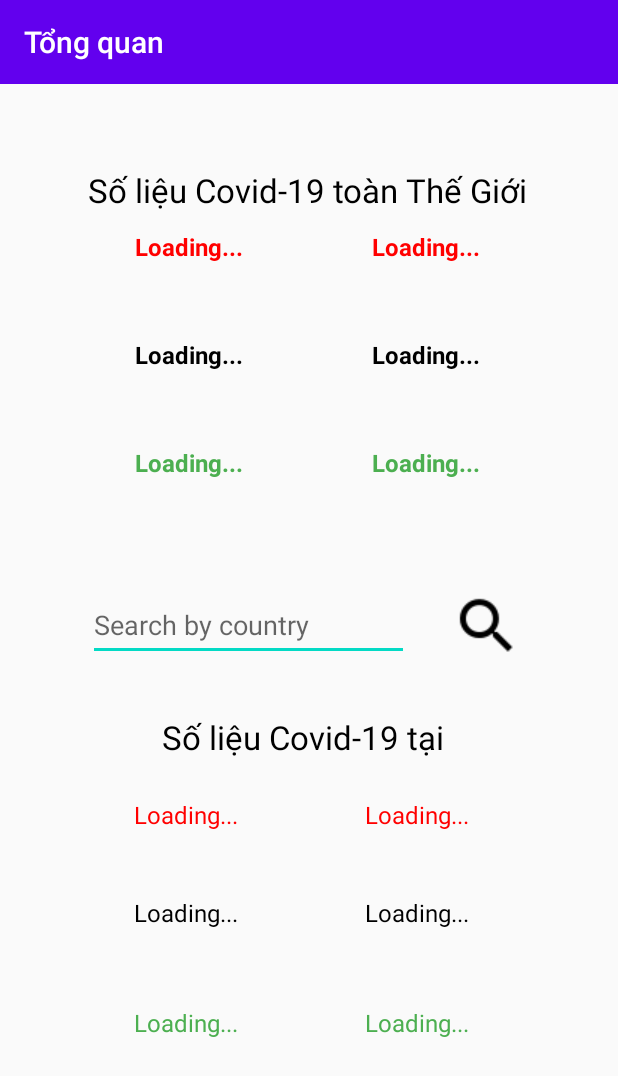
After one commit to Zedination/Android_Covid19, an Android app: the GlobalActivity screen opened directly, with no data from a screen before it, on a phone screen of 412 x 824 dp. The commit adds this screen. Shown: the top 1076 px of the screen. Run offline under Robolectric (Android 15) with nearby library versions, the phone set to English and light mode, and no system bars.

Commit message:
update some code

```diff
--- a/app/build.gradle
+++ b/app/build.gradle
@@ -38,5 +38,5 @@ dependencies {
     implementation 'androidx.appcompat:appcompat:1.3.0-alpha01'
     implementation 'com.google.code.gson:gson:2.8.6'
     implementation 'org.jsoup:jsoup:1.8.1'
-    implementation 'com.google.okhttp:okhttp:20120626'
+    implementation 'com.squareup.okhttp3:okhttp:4.7.2'
 }
--- a/app/src/main/AndroidManifest.xml
+++ b/app/src/main/AndroidManifest.xml
@@ -18,7 +18,8 @@
         android:roundIcon="@mipmap/ic_launcher_round"
         android:supportsRtl="true"
         android:theme="@style/AppTheme">
-        <activity android:name=".NewsActivity"></activity>
+        <activity android:name=".GlobalActivity"></activity>
+        <activity android:name=".NewsActivity" />
         <activity android:name=".VietNamActivity" />
         <activity android:name=".MainActivity">
             <intent-filter>
--- /dev/null
+++ b/app/src/main/java/com/example/btlandroid_covid19/GlobalActivity.java
@@ -0,0 +1,140 @@
+package com.example.btlandroid_covid19;
+
+import androidx.annotation.RequiresApi;
+import androidx.appcompat.app.AppCompatActivity;
+
+import android.os.AsyncTask;
+import android.os.Build;
+import android.os.Bundle;
+import android.widget.Button;
+import android.widget.EditText;
+import android.widget.TextView;
+import android.widget.Toast;
+
+import com.example.btlandroid_covid19.adapter.CustomVNAdapter;
+import com.example.btlandroid_covid19.model.DiaPhuongVN;
+import com.example.btlandroid_covid19.model.GlobalObjGson;
+import com.example.btlandroid_covid19.model.SumaryObj;
+import com.google.gson.Gson;
+import com.google.gson.stream.JsonReader;
+
+import org.jsoup.Connection;
+import org.jsoup.Jsoup;
+import org.jsoup.nodes.Document;
+import org.jsoup.select.Elements;
+
+import java.io.IOException;
+import java.io.InputStreamReader;
+
+import okhttp3.OkHttpClient;
+import okhttp3.Request;
+import okhttp3.Response;
+
+public class GlobalActivity extends AppCompatActivity {
+    Gson gson = new Gson();
+    SumaryObj sumaryObj = new SumaryObj();
+    String EntitytoString;
+    TextView textViewAllCaseByCountry, textViewNewCaseByCountry, textViewAllDiedByCountry,
+    textViewNewDiedByCountry, textViewAllRecoveredByCountry, textViewNewRecoveredByCountry,
+            textViewAllCaseGlobal, textViewNewCaseGlobal, textViewAllDiedGlobal,
+            textViewNewDiedGlobal, textViewAllRecoveredGlobal, textViewNewRecoveredGlobal;
+    Button btnSearch;
+    TextView textViewTitleGlobal, textViewTitleByCountry;
+    EditText editTextSearch;
+    @Override
+    protected void onCreate(Bundle savedInstanceState) {
+        super.onCreate(savedInstanceState);
+        setContentView(R.layout.activity_global);
+        setTitle("Tổng quan");
+
+        textViewAllCaseGlobal = findViewById(R.id.textViewAllCases);
+        textViewNewCaseGlobal = findViewById(R.id.textViewNewCases);
+        textViewAllDiedGlobal = findViewById(R.id.textViewAllDied);
+        textViewNewDiedGlobal = findViewById(R.id.textViewNewDied);
+        textViewAllRecoveredGlobal = findViewById(R.id.textViewAllRecovered);
+        textViewNewRecoveredGlobal = findViewById(R.id.textViewNewRecovered);
+        //ánh xạ cho các textview theo quốc gia
+        textViewAllCaseByCountry = findViewById(R.id.textViewAllCasesByCountry);
+        textViewNewCaseByCountry = findViewById(R.id.textViewNewCasesByCountry);
+        textViewAllDiedByCountry = findViewById(R.id.textViewAllDiedByCountry);
+        textViewNewDiedByCountry = findViewById(R.id.textViewNewDiedByCountry);
+        textViewNewRecoveredByCountry = findViewById(R.id.textViewAllRecoveredByCountry);
+        textViewNewRecoveredByCountry = findViewById(R.id.textViewNewRecoveredByCountry);
+        editTextSearch = findViewById(R.id.editTextSearch);
+        btnSearch = findViewById(R.id.buttonSearch);
+        textViewTitleGlobal = findViewById(R.id.textViewTitleGlobal);
+        textViewTitleByCountry = findViewById(R.id.textViewTitleByCountry);
+        new JsoupCrawler().execute("https://api.covid19api.com/summary");
+
+    }
+    class JsoupCrawler extends AsyncTask<String, Integer, Boolean> {
+
+        @RequiresApi(api = Build.VERSION_CODES.N)
+        @Override
+        protected Boolean doInBackground(String... strings) {
+            //Call request
+            OkHttpClient client = new OkHttpClient().newBuilder()
+                    .build();
+            Request request = new Request.Builder()
+                    .url(strings[0])
+                    .method("GET", null)
+                    .build();
+            try {
+                Response response = client.newCall(request).execute();
+                EntitytoString = response.body().string();
+                return true;
+            } catch (Exception e) {
+                return false;
+            }
+        }
+        protected void onPostExecute(Boolean result) {
+            if(result.equals(true)){
+                sumaryObj = gson.fromJson(EntitytoString, SumaryObj.class);
+                textViewAllCaseGlobal.setText("Tổng ca nhiễm: "+sumaryObj.getGlobal().getTotalConfirmed()+" người");
+                textViewNewCaseGlobal.setText("Ca nhiễm mới: "+sumaryObj.getGlobal().getNewConfirmed()+" người");
+                textViewAllDiedGlobal.setText("Tử vong: "+sumaryObj.getGlobal().getTotalDeaths()+" người");
+                textViewNewDiedGlobal.setText("Tử vong trong ngày: "+sumaryObj.getGlobal().getNewDeaths()+" người");
+                textViewAllRecoveredGlobal.setText("Bình phục: "+sumaryObj.getGlobal().getTotalRecovered()+" người");
+                textViewNewRecoveredGlobal.setText("Bình phục mới: "+sumaryObj.getGlobal().getNewRecovered()+" người");
+                //Toast.makeText(GlobalActivity.this, sumaryObj.getGlobal().getTotalRecovered()==null?"null":sumaryObj.getGlobal().getTotalRecovered(),Toast.LENGTH_SHORT).show();
+            }else{
+                Toast.makeText(GlobalActivity.this,"Lỗi kết nối. Vui lòng kiểm tra lại!",Toast.LENGTH_SHORT).show();
+            }
+        }
+    }
+    class JsoupCrawlerByCountry extends AsyncTask<String, Integer, Boolean> {
+
+        @RequiresApi(api = Build.VERSION_CODES.N)
+        @Override
+        protected Boolean doInBackground(String... strings) {
+            //Call request
+            OkHttpClient client = new OkHttpClient().newBuilder()
+                    .build();
+            Request request = new Request.Builder()
+                    .url(strings[0])
+                    .method("GET", null)
+                    .build();
+            try {
+                Response response = client.newCall(request).execute();
+                EntitytoString = response.body().string();
+                return true;
+            } catch (Exception e) {
+                return false;
+            }
+        }
+        protected void onPostExecute(Boolean result) {
+            if(result.equals(true)){
+                sumaryObj = gson.fromJson(EntitytoString, SumaryObj.class);
+                textViewAllCaseGlobal.setText("Tổng ca nhiễm: "+sumaryObj.getGlobal().getTotalConfirmed()+" người");
+                textViewNewCaseGlobal.setText("Ca nhiễm mới: "+sumaryObj.getGlobal().getNewConfirmed()+" người");
+                textViewAllDiedGlobal.setText("Tử vong: "+sumaryObj.getGlobal().getTotalDeaths()+" người");
+                textViewNewDiedGlobal.setText("Tử vong trong ngày: "+sumaryObj.getGlobal().getNewDeaths()+" người");
+                textViewAllRecoveredGlobal.setText("Bình phục: "+sumaryObj.getGlobal().getTotalRecovered()+" người");
+                textViewNewRecoveredGlobal.setText("Bình phục mới: "+sumaryObj.getGlobal().getNewRecovered()+" người");
+                //Toast.makeText(GlobalActivity.this, sumaryObj.getGlobal().getTotalRecovered()==null?"null":sumaryObj.getGlobal().getTotalRecovered(),Toast.LENGTH_SHORT).show();
+            }else{
+                Toast.makeText(GlobalActivity.this,"Lỗi kết nối. Vui lòng kiểm tra lại!",Toast.LENGTH_SHORT).show();
+            }
+        }
+    }
+}
--- a/app/src/main/java/com/example/btlandroid_covid19/MainActivity.java
+++ b/app/src/main/java/com/example/btlandroid_covid19/MainActivity.java
@@ -51,5 +51,9 @@ public class MainActivity extends AppCompatActivity {
             Intent myIntent = new Intent(MainActivity.this, NewsActivity.class);
             startActivity(myIntent);
         });
+        buttonGlobal.setOnClickListener(v->{
+            Intent i = new Intent(MainActivity.this, GlobalActivity.class);
+            startActivity(i);
+        });
     }
 }
--- /dev/null
+++ b/app/src/main/java/com/example/btlandroid_covid19/model/GlobalObjGson.java
@@ -0,0 +1,58 @@
+package com.example.btlandroid_covid19.model;
+
+public class GlobalObjGson {
+    private String NewConfirmed;
+    private String TotalConfirmed;
+    private String NewDeaths;
+    private String TotalDeaths;
+    private String NewRecovered;
+    private String TotalRecovered;
+
+    public String getNewConfirmed() {
+        return NewConfirmed;
+    }
+
+    public void setNewConfirmed(String newConfirmed) {
+        NewConfirmed = newConfirmed;
+    }
+
+    public String getTotalConfirmed() {
+        return TotalConfirmed;
+    }
+
+    public void setTotalConfirmed(String totalConfirmed) {
+        TotalConfirmed = totalConfirmed;
+    }
+
+    public String getNewDeaths() {
+        return NewDeaths;
+    }
+
+    public void setNewDeaths(String newDeaths) {
+        NewDeaths = newDeaths;
+    }
+
+    public String getTotalDeaths() {
+        return TotalDeaths;
+    }
+
+    public void setTotalDeaths(String totalDeaths) {
+        TotalDeaths = totalDeaths;
+    }
+
+    public String getNewRecovered() {
+        return NewRecovered;
+    }
+
+    public void setNewRecovered(String newRecovered) {
+        NewRecovered = newRecovered;
+    }
+
+    public String getTotalRecovered() {
+        return TotalRecovered;
+    }
+
+    public void setTotalRecovered(String totalRecovered) {
+        TotalRecovered = totalRecovered;
+    }
+}
--- /dev/null
+++ b/app/src/main/java/com/example/btlandroid_covid19/model/SumaryObj.java
@@ -0,0 +1,13 @@
+package com.example.btlandroid_covid19.model;
+
+public class SumaryObj {
+    private GlobalObjGson Global;
+
+    public GlobalObjGson getGlobal() {
+        return Global;
+    }
+
+    public void setGlobal(GlobalObjGson global) {
+        Global = global;
+    }
+}
--- /dev/null
+++ b/app/src/main/res/layout/activity_global.xml
@@ -0,0 +1,212 @@
+<?xml version="1.0" encoding="utf-8"?>
+<androidx.constraintlayout.widget.ConstraintLayout xmlns:android="http://schemas.android.com/apk/res/android"
+    xmlns:app="http://schemas.android.com/apk/res-auto"
+    xmlns:tools="http://schemas.android.com/tools"
+    android:layout_width="match_parent"
+    android:layout_height="match_parent"
+    tools:context=".GlobalActivity">
+
+    <TextView
+        android:id="@+id/textViewNewCasesByCountry"
+        android:layout_width="131dp"
+        android:layout_height="45dp"
+        android:layout_marginTop="16dp"
+        android:text="Loading..."
+        android:textAlignment="center"
+        android:textColor="#FF0000"
+        android:textSize="16sp"
+        app:layout_constraintEnd_toEndOf="@+id/textViewTitleByCountry"
+        app:layout_constraintHorizontal_bias="1.0"
+        app:layout_constraintStart_toEndOf="@+id/textViewAllCasesByCountry"
+        app:layout_constraintTop_toBottomOf="@+id/textViewTitleByCountry" />
+
+    <TextView
+        android:id="@+id/textViewAllDiedByCountry"
+        android:layout_width="131dp"
+        android:layout_height="45dp"
+        android:layout_marginTop="20dp"
+        android:text="Loading..."
+        android:textAlignment="center"
+        android:textColor="#000000"
+        android:textSize="16sp"
+        app:layout_constraintStart_toStartOf="@+id/textViewAllCasesByCountry"
+        app:layout_constraintTop_toBottomOf="@+id/textViewAllCasesByCountry" />
+
+    <TextView
+        android:id="@+id/textViewNewDiedByCountry"
+        android:layout_width="131dp"
+        android:layout_height="45dp"
+        android:layout_marginTop="20dp"
+        android:text="Loading..."
+        android:textAlignment="center"
+        android:textColor="#000000"
+        android:textSize="16sp"
+        app:layout_constraintEnd_toEndOf="@+id/textViewNewCasesByCountry"
+        app:layout_constraintHorizontal_bias="1.0"
+        app:layout_constraintStart_toEndOf="@+id/textViewAllDiedByCountry"
+        app:layout_constraintTop_toBottomOf="@+id/textViewNewCasesByCountry" />
+
+    <TextView
+        android:id="@+id/textViewAllRecoveredByCountry"
+        android:layout_width="131dp"
+        android:layout_height="45dp"
+        android:layout_marginTop="28dp"
+        android:text="Loading..."
+        android:textAlignment="center"
+        android:textColor="#4CAF50"
+        android:textSize="16sp"
+        app:layout_constraintStart_toStartOf="@+id/textViewAllDiedByCountry"
+        app:layout_constraintTop_toBottomOf="@+id/textViewAllDiedByCountry" />
+
+    <TextView
+        android:id="@+id/textViewNewRecoveredByCountry"
+        android:layout_width="131dp"
+        android:layout_height="45dp"
+        android:layout_marginTop="28dp"
+        android:text="Loading..."
+        android:textAlignment="center"
+        android:textColor="#4CAF50"
+        android:textSize="16sp"
+        app:layout_constraintEnd_toEndOf="@+id/textViewNewDiedByCountry"
+        app:layout_constraintHorizontal_bias="1.0"
+        app:layout_constraintStart_toEndOf="@+id/textViewAllRecoveredByCountry"
+        app:layout_constraintTop_toBottomOf="@+id/textViewNewDiedByCountry" />
+
+    <TextView
+        android:id="@+id/textViewAllCasesByCountry"
+        android:layout_width="131dp"
+        android:layout_height="45dp"
+        android:layout_marginTop="16dp"
+        android:text="Loading..."
+        android:textAlignment="center"
+        android:textColor="#FF0000"
+        android:textSize="16sp"
+        app:layout_constraintStart_toStartOf="@+id/textViewTitleByCountry"
+        app:layout_constraintTop_toBottomOf="@+id/textViewTitleByCountry" />
+
+    <TextView
+        android:id="@+id/textViewAllDied"
+        android:layout_width="135dp"
+        android:layout_height="48dp"
+        android:layout_marginTop="24dp"
+        android:text="Loading..."
+        android:textAlignment="center"
+        android:textColor="#000000"
+        android:textSize="16sp"
+        android:textStyle="bold"
+        app:layout_constraintStart_toStartOf="@+id/textViewAllCases"
+        app:layout_constraintTop_toBottomOf="@+id/textViewAllCases" />
+
+    <TextView
+        android:id="@+id/textViewAllRecovered"
+        android:layout_width="135dp"
+        android:layout_height="48dp"
+        android:layout_marginTop="24dp"
+        android:text="Loading..."
+        android:textAlignment="center"
+        android:textColor="#4CAF50"
+        android:textSize="16sp"
+        android:textStyle="bold"
+        app:layout_constraintStart_toStartOf="@+id/textViewAllDied"
+        app:layout_constraintTop_toBottomOf="@+id/textViewAllDied" />
+
+    <TextView
+        android:id="@+id/textViewNewCases"
+        android:layout_width="135dp"
+        android:layout_height="48dp"
+        android:layout_marginTop="12dp"
+        android:text="Loading..."
+        android:textAlignment="center"
+        android:textColor="#FF0000"
+        android:textSize="16sp"
+        android:textStyle="bold"
+        app:layout_constraintEnd_toEndOf="@+id/textViewTitleGlobal"
+        app:layout_constraintHorizontal_bias="1.0"
+        app:layout_constraintStart_toEndOf="@+id/textViewAllCases"
+        app:layout_constraintTop_toBottomOf="@+id/textViewTitleGlobal" />
+
+    <TextView
+        android:id="@+id/textViewNewDied"
+        android:layout_width="135dp"
+        android:layout_height="48dp"
+        android:layout_marginTop="24dp"
+        android:text="Loading..."
+        android:textAlignment="center"
+        android:textColor="#000000"
+        android:textSize="16sp"
+        android:textStyle="bold"
+        app:layout_constraintEnd_toEndOf="@+id/textViewNewCases"
+        app:layout_constraintTop_toBottomOf="@+id/textViewNewCases" />
+
+    <TextView
+        android:id="@+id/textViewNewRecovered"
+        android:layout_width="135dp"
+        android:layout_height="48dp"
+        android:layout_marginTop="24dp"
+        android:text="Loading..."
+        android:textAlignment="center"
+        android:textColor="#4CAF50"
+        android:textSize="16sp"
+        android:textStyle="bold"
+        app:layout_constraintEnd_toEndOf="@+id/textViewNewDied"
+        app:layout_constraintTop_toBottomOf="@+id/textViewNewDied" />
+
+    <TextView
+        android:id="@+id/textViewTitleGlobal"
+        android:layout_width="wrap_content"
+        android:layout_height="wrap_content"
+        android:layout_marginTop="56dp"
+        android:text="Số liệu Covid-19 toàn Thế Giới"
+        android:textColor="#000000"
+        android:textSize="22sp"
+        app:layout_constraintEnd_toEndOf="parent"
+        app:layout_constraintHorizontal_bias="0.495"
+        app:layout_constraintStart_toStartOf="parent"
+        app:layout_constraintTop_toTopOf="parent" />
+
+    <TextView
+        android:id="@+id/textViewAllCases"
+        android:layout_width="135dp"
+        android:layout_height="48dp"
+        android:layout_marginTop="12dp"
+        android:text="Loading..."
+        android:textAlignment="center"
+        android:textColor="#FF0000"
+        android:textSize="16sp"
+        android:textStyle="bold"
+        app:layout_constraintStart_toStartOf="@+id/textViewTitleGlobal"
+        app:layout_constraintTop_toBottomOf="@+id/textViewTitleGlobal" />
+
+    <EditText
+        android:id="@+id/editTextSearch"
+        android:layout_width="214dp"
+        android:layout_height="47dp"
+        android:layout_marginTop="48dp"
+        android:ems="10"
+        android:hint="Search by country"
+        android:inputType="textPersonName"
+        app:layout_constraintStart_toStartOf="@+id/textViewAllRecovered"
+        app:layout_constraintTop_toBottomOf="@+id/textViewAllRecovered" />
+
+    <Button
+        android:id="@+id/buttonSearch"
+        android:layout_width="48dp"
+        android:layout_height="48dp"
+        android:layout_marginStart="28dp"
+        android:background="@drawable/baseline_search_black_24dp"
+        app:layout_constraintStart_toEndOf="@+id/editTextSearch"
+        app:layout_constraintTop_toTopOf="@+id/editTextSearch" />
+
+    <TextView
+        android:id="@+id/textViewTitleByCountry"
+        android:layout_width="285dp"
+        android:layout_height="39dp"
+        android:layout_marginTop="36dp"
+        android:text="Số liệu Covid-19 tại"
+        android:textAlignment="center"
+        android:textColor="#000000"
+        android:textSize="22sp"
+        app:layout_constraintStart_toStartOf="@+id/editTextSearch"
+        app:layout_constraintTop_toBottomOf="@+id/editTextSearch" />
+
+</androidx.constraintlayout.widget.ConstraintLayout>
```
Also changed, not shown: app/src/main/res/drawable/baseline_search_black_24dp.png (added).
